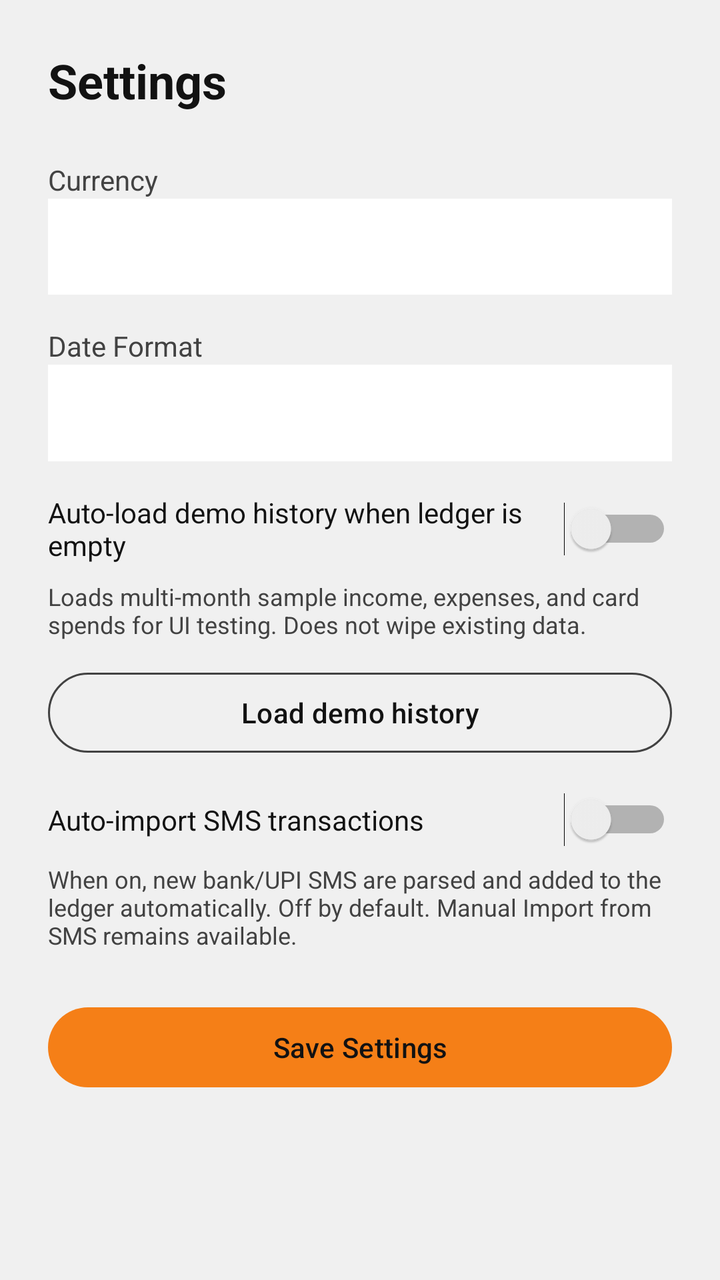
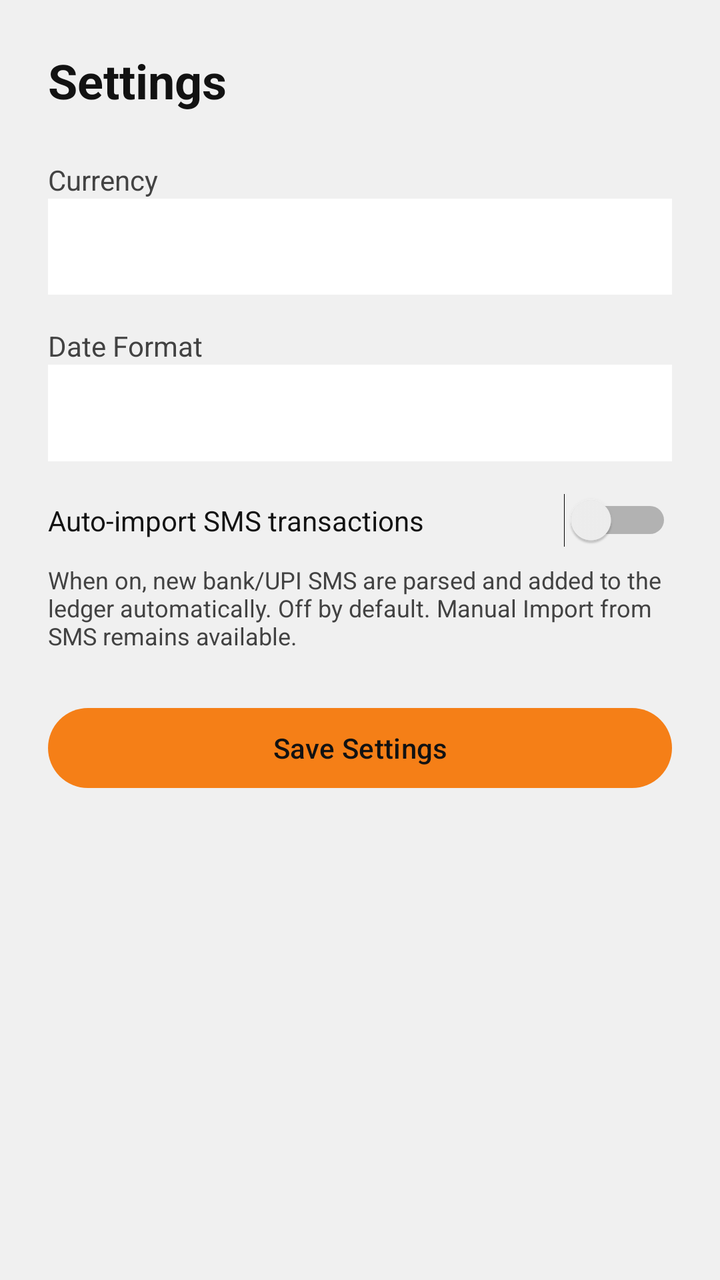

Compare the two renders of this Android layout. The source of the first and the diff that turns it into the second are given below.
<!-- AndroidManifest.xml: application theme Theme.MoneyManager -->
<!-- res/layout/fragment_settings.xml -->
<?xml version="1.0" encoding="utf-8"?>
<FrameLayout xmlns:android="http://schemas.android.com/apk/res/android"
    xmlns:app="http://schemas.android.com/apk/res-auto"
    xmlns:tools="http://schemas.android.com/tools"
    android:layout_width="match_parent"
    android:layout_height="match_parent"
    android:background="@color/background_gray"
    tools:context=".ui.SettingsFragment">

    <ScrollView
        android:layout_width="match_parent"
        android:layout_height="match_parent"
        android:fillViewport="true">

        <LinearLayout
            android:layout_width="match_parent"
            android:layout_height="wrap_content"
            android:orientation="vertical"
            android:padding="24dp">

            <TextView
                android:layout_width="wrap_content"
                android:layout_height="wrap_content"
                android:text="@string/menu_settings"
                android:textSize="24sp"
                android:textStyle="bold"
                android:textColor="@color/text_primary"
                android:layout_marginBottom="24dp" />

            <TextView
                android:layout_width="wrap_content"
                android:layout_height="wrap_content"
                android:text="@string/currency_label"
                android:textColor="@color/text_secondary" />

            <Spinner
                android:id="@+id/sp_currency"
                android:layout_width="match_parent"
                android:layout_height="wrap_content"
                android:background="@color/surface_white"
                android:padding="12dp"
                android:layout_marginBottom="16dp"
                android:minHeight="48dp" />

            <TextView
                android:layout_width="wrap_content"
                android:layout_height="wrap_content"
                android:text="Date Format"
                android:textColor="@color/text_secondary" />
            <EditText
                android:id="@+id/et_date_format"
                android:layout_width="match_parent"
                android:layout_height="wrap_content"
                android:textColor="@color/text_primary"
                android:background="@color/surface_white"
                android:padding="12dp"
                android:layout_marginBottom="16dp" />

            <Switch
                android:id="@+id/switch_sample_data"
                android:layout_width="match_parent"
                android:layout_height="wrap_content"
                android:text="Auto-load demo history when ledger is empty"
                android:textColor="@color/text_primary"
                android:layout_marginBottom="8dp" />

            <TextView
                android:layout_width="match_parent"
                android:layout_height="wrap_content"
                android:text="@string/seed_demo_data_hint"
                android:textColor="@color/text_secondary"
                android:textSize="12sp"
                android:layout_marginBottom="12dp" />

            <com.google.android.material.button.MaterialButton
                android:id="@+id/btn_seed_demo"
                style="@style/Widget.Material3.Button.OutlinedButton"
                android:layout_width="match_parent"
                android:layout_height="wrap_content"
                android:text="@string/seed_demo_data"
                android:textColor="@color/text_primary"
                app:strokeColor="@color/text_secondary"
                android:layout_marginBottom="16dp" />

            <Switch
                android:id="@+id/switch_auto_import_sms"
                android:layout_width="match_parent"
                android:layout_height="wrap_content"
                android:text="@string/settings_auto_import_sms"
                android:textColor="@color/text_primary"
                android:layout_marginBottom="8dp" />

            <TextView
                android:layout_width="match_parent"
                android:layout_height="wrap_content"
                android:text="@string/settings_auto_import_sms_hint"
                android:textColor="@color/text_secondary"
                android:textSize="12sp"
                android:layout_marginBottom="24dp" />

            <com.google.android.material.button.MaterialButton
                android:id="@+id/btn_save_settings"
                android:layout_width="match_parent"
                android:layout_height="wrap_content"
                android:text="Save Settings"
                android:textColor="@color/button_on_yellow"
                app:backgroundTint="@color/primary_yellow_dark" />

        </LinearLayout>
    </ScrollView>

</FrameLayout>
<!-- resources referenced by this layout -->
<resources>
  <color name="background_gray">#F0F0F0</color>
  <color name="button_on_yellow">#121212</color>
  <color name="primary_yellow_dark">#F57F17</color>
  <color name="surface_white">#FFFFFF</color>
  <color name="text_primary">#121212</color>
  <color name="text_secondary">#424242</color>
  <string name="currency_label">Currency</string>
  <string name="menu_settings">Settings</string>
  <string name="seed_demo_data">Load demo history</string>
  <string name="seed_demo_data_hint">Loads multi-month sample income, expenses, and card spends for UI testing. Does not wipe existing data.</string>
  <string name="settings_auto_import_sms">Auto-import SMS transactions</string>
  <string name="settings_auto_import_sms_hint">When on, new bank/UPI SMS are parsed and added to the ledger automatically. Off by default. Manual Import from SMS remains available.</string>
  <style name="Theme.MoneyManager" parent="Base.Theme.MoneyManager" />
  <style name="Base.Theme.MoneyManager" parent="Theme.Material3.DayNight.NoActionBar">
          <item name="colorPrimary">@color/primary_yellow</item>
          <item name="colorPrimaryVariant">@color/primary_yellow_dark</item>
          <item name="colorOnPrimary">@color/text_primary</item>
          <item name="colorSecondary">@color/accent_blue</item>
          <item name="colorSecondaryVariant">@color/teal_700</item>
          <item name="colorOnSecondary">@color/white</item>
          <item name="android:statusBarColor">@color/primary_yellow_dark</item>
          <item name="android:navigationBarColor">@color/background_gray</item>
          <item name="android:windowBackground">@color/background_gray</item>
          <item name="colorSurface">@color/surface_white</item>
          <item name="colorOnSurface">@color/text_primary</item>
          <item name="android:textColorPrimary">@color/text_primary</item>
          <item name="android:textColorSecondary">@color/text_secondary</item>
      </style>
  <color name="primary_yellow">#F9A825</color>
  <color name="accent_blue">#0D47A1</color>
  <color name="teal_700">#00695C</color>
  <color name="white">#FFFFFFFF</color>
</resources>

<!-- the commit's change to res/layout/fragment_settings.xml (unified diff, before → after) -->
@@ -57,32 +57,6 @@
                 android:layout_marginBottom="16dp" />
 
             <Switch
-                android:id="@+id/switch_sample_data"
-                android:layout_width="match_parent"
-                android:layout_height="wrap_content"
-                android:text="Auto-load demo history when ledger is empty"
-                android:textColor="@color/text_primary"
-                android:layout_marginBottom="8dp" />
-
-            <TextView
-                android:layout_width="match_parent"
-                android:layout_height="wrap_content"
-                android:text="@string/seed_demo_data_hint"
-                android:textColor="@color/text_secondary"
-                android:textSize="12sp"
-                android:layout_marginBottom="12dp" />
-
-            <com.google.android.material.button.MaterialButton
-                android:id="@+id/btn_seed_demo"
-                style="@style/Widget.Material3.Button.OutlinedButton"
-                android:layout_width="match_parent"
-                android:layout_height="wrap_content"
-                android:text="@string/seed_demo_data"
-                android:textColor="@color/text_primary"
-                app:strokeColor="@color/text_secondary"
-                android:layout_marginBottom="16dp" />
-
-            <Switch
                 android:id="@+id/switch_auto_import_sms"
                 android:layout_width="match_parent"
                 android:layout_height="wrap_content"
<!-- resource entries referenced after the edit -->
@@ -8,8 +8,6 @@
   <color name="text_secondary">#424242</color>
   <string name="currency_label">Currency</string>
   <string name="menu_settings">Settings</string>
-  <string name="seed_demo_data">Load demo history</string>
-  <string name="seed_demo_data_hint">Loads multi-month sample income, expenses, and card spends for UI testing. Does not wipe existing data.</string>
   <string name="settings_auto_import_sms">Auto-import SMS transactions</string>
   <string name="settings_auto_import_sms_hint">When on, new bank/UPI SMS are parsed and added to the ledger automatically. Off by default. Manual Import from SMS remains available.</string>
   <style name="Theme.MoneyManager" parent="Base.Theme.MoneyManager" />
